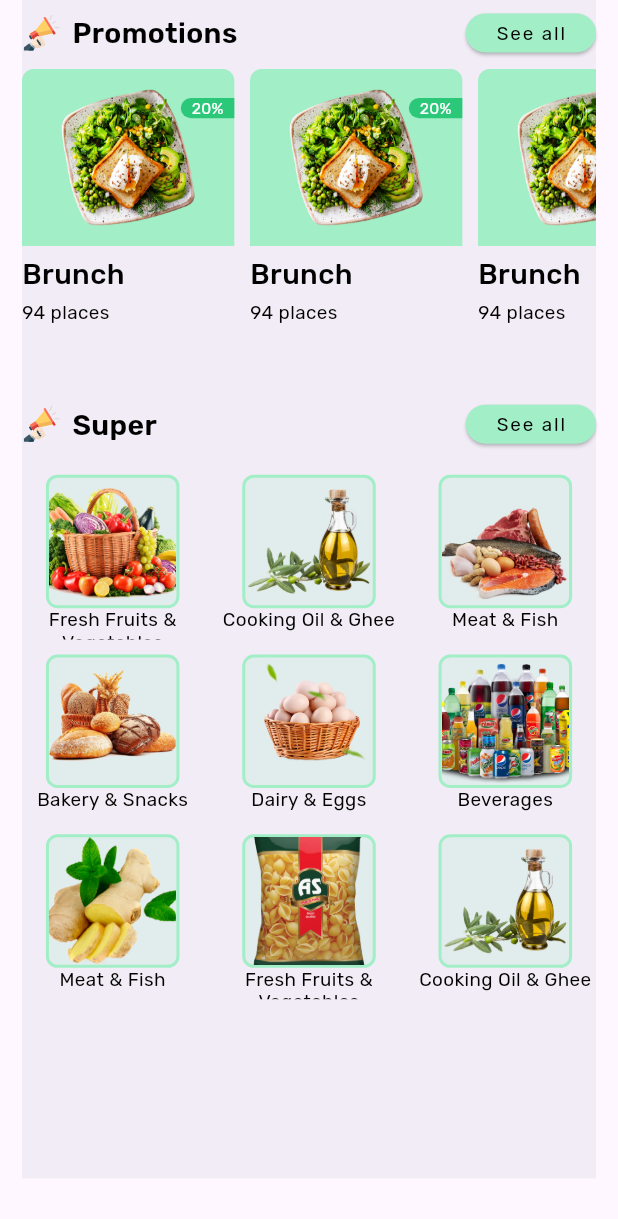
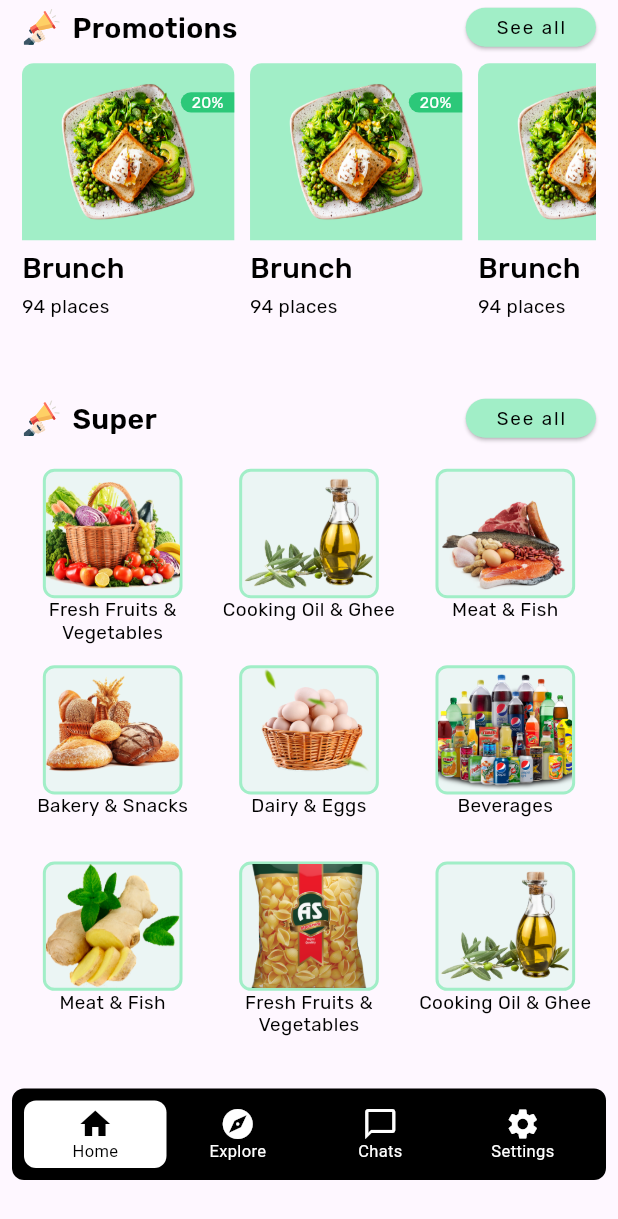
Before and after one commit to Kashannn/food_app, a Flutter app: the Dashboard screen opened by its route, scrolled down 781 dp, on a phone screen of 412 x 824 dp. Shown: the top 1219 px of the screen. Run offline on Flutter 3.47's test engine with Material 3 defaults, Android fonts, the phone set to English and light mode, and no system bars; drawn by our look-alikes of floating_bottom_navigation_bar; our stand-ins replace flutter_otp_text_field, flutter_screenutil, flutter_svg, get, google_fonts, intl_phone_field.

Commit message:
super all done

```diff
--- /dev/null
+++ b/lib/utils/custom_bottom_navigation_bar.dart
@@ -0,0 +1,37 @@
+import 'package:flutter/material.dart';
+import 'package:floating_bottom_navigation_bar/floating_bottom_navigation_bar.dart';
+import 'package:flutter_screenutil/flutter_screenutil.dart';
+
+class CustomBottomNavigationBar extends StatefulWidget {
+  @override
+  _CustomBottomNavigationBarState createState() => _CustomBottomNavigationBarState();
+}
+
+class _CustomBottomNavigationBarState extends State<CustomBottomNavigationBar> {
+  int _index = 0;
+
+  @override
+  Widget build(BuildContext context) {
+    return ClipRRect(
+      borderRadius: BorderRadius.only(
+        topLeft: Radius.circular(30),
+        topRight: Radius.circular(30),
+        bottomLeft: Radius.circular(30),
+        bottomRight: Radius.circular(30),
+      ),
+      child: Container(
+        height: 110.h, // Adjust the height to fit the FloatingNavbar properly
+        child: FloatingNavbar(
+          onTap: (int val) => setState(() => _index = val),
+          currentIndex: _index,
+          items: [
+            FloatingNavbarItem(icon: Icons.home, title: 'Home'),
+            FloatingNavbarItem(icon: Icons.explore, title: 'Explore'),
+            FloatingNavbarItem(icon: Icons.chat_bubble_outline, title: 'Chats'),
+            FloatingNavbarItem(icon: Icons.settings, title: 'Settings'),
+          ],
+        ),
+      ),
+    );
+  }
+}
--- a/lib/utils/top_restrurant.dart
+++ b/lib/utils/top_restrurant.dart
@@ -14,9 +14,6 @@ class TopRestaurantSection extends StatelessWidget {
       child: Container(
         height: 1100.h,
         width: 401.w,
-        decoration: BoxDecoration(
-          color: kColorGrey.withOpacity(0.1),
-        ),
         child: Column(
           children: [
             Row(
@@ -133,7 +130,7 @@ class TopRestaurantSection extends StatelessWidget {
             GridView(
               gridDelegate: SliverGridDelegateWithFixedCrossAxisCount(
                 crossAxisCount: 3,
-                childAspectRatio: 1.1,
+                childAspectRatio: 1.0,
                 crossAxisSpacing: 10.0,
                 mainAxisSpacing: 10.0,
               ),
@@ -171,8 +168,8 @@ class TopRestaurantSection extends StatelessWidget {
             ),
           ),
           child: SizedBox(
-            width: 85.0,
-            height: 85.0,
+            width: 85.0.w,
+            height: 85.0.h,
             child: Image.asset(
               imagePath,
               fit: BoxFit.cover,
--- a/lib/view/dashboard_screens/dashboard.dart
+++ b/lib/view/dashboard_screens/dashboard.dart
@@ -1,6 +1,7 @@
 import 'package:flutter/material.dart';
 import 'package:flutter_screenutil/flutter_screenutil.dart';
 import '../../utils/categories.dart';
+import '../../utils/custom_bottom_navigation_bar.dart';
 import '../../utils/custom_searchbar.dart';
 import '../../utils/menu_adress_bar.dart';
 import '../../utils/promotion_card.dart';
@@ -18,7 +19,6 @@ class Dashboard extends StatelessWidget {
         body: SingleChildScrollView(
           child: Column(
             children: <Widget>[
-              // Top bar with Text
               TopBar(),
               11.verticalSpace,
               MenuAddressToggleRow(),
@@ -28,12 +28,12 @@ class Dashboard extends StatelessWidget {
               PromotionCard(),
               21.verticalSpace,
               Categories(),
-              24.verticalSpace,
+              20.verticalSpace,
               TopRestaurantSection(),
-              40.verticalSpace,
             ],
           ),
         ),
+        bottomNavigationBar: CustomBottomNavigationBar(),
       ),
     );
   }
--- a/pubspec.yaml
+++ b/pubspec.yaml
@@ -42,6 +42,7 @@ dependencies:
   intl_phone_field: ^3.2.0
   flutter_otp_text_field: ^1.1.3+2
   flutter_switch: ^0.3.2
+  floating_bottom_navigation_bar: ^1.5.2
 
 dev_dependencies:
   flutter_test:
```
Also changed, not shown: assets/bike.svg, pubspec.lock.
